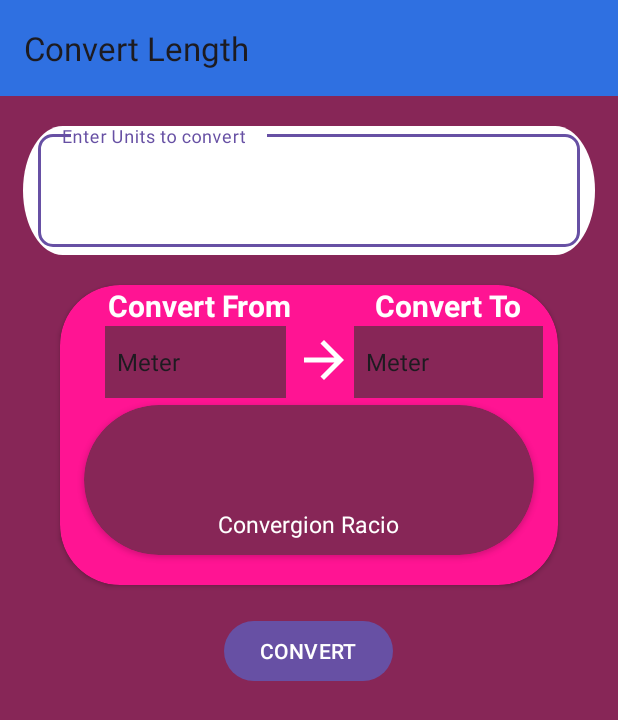
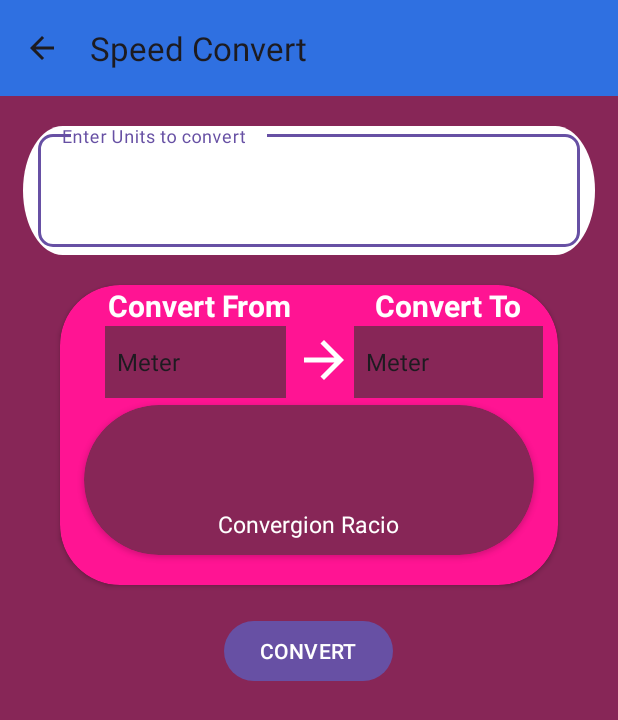
Before and after one commit to rajkishorbgp/TWSIP_Unit-Converter-Application, an Android app: the screen it shows after launch (SpeedActivity), after a tap on "Speed", on a phone screen of 412 x 824 dp. Shown: the top 720 px of the screen. Run offline under Robolectric (Android 15) with nearby library versions, the phone set to English and light mode, and no system bars.

Commit message:
update ficher for change languagr and theme

```diff
--- /dev/null
+++ b/app/src/main/java/com/rajkishorbgp/unitconverter/LanguageManager.kt
@@ -0,0 +1,27 @@
+import android.content.Context
+import android.content.SharedPreferences
+import java.util.Locale
+
+@Suppress("DEPRECATION")
+class LanguageManager(private val context: Context) {
+    private val sharedPrefs: SharedPreferences =
+        context.getSharedPreferences("LanguagePrefs", Context.MODE_PRIVATE)
+
+    private fun getSelectedLanguage(): String {
+        return sharedPrefs.getString("selectedLanguage", "en") ?: "en"
+    }
+
+    fun setSelectedLanguage(languageCode: String) {
+        sharedPrefs.edit().putString("selectedLanguage", languageCode).apply()
+    }
+
+    fun applyLanguage() {
+        val languageCode = getSelectedLanguage()
+        val locale = Locale(languageCode)
+        Locale.setDefault(locale)
+
+        val configuration = context.resources.configuration
+        configuration.setLocale(locale)
+        context.resources.updateConfiguration(configuration, context.resources.displayMetrics)
+    }
+}
--- a/app/src/main/java/com/rajkishorbgp/unitconverter/MainActivity.kt
+++ b/app/src/main/java/com/rajkishorbgp/unitconverter/MainActivity.kt
@@ -1,42 +1,61 @@
 package com.rajkishorbgp.unitconverter
 
+import LanguageManager
 import android.content.Intent
 import androidx.appcompat.app.AppCompatActivity
 import android.os.Bundle
+import android.view.Menu
+import android.view.MenuItem
 import com.rajkishorbgp.unitconverter.databinding.ActivityMainBinding
 
 class MainActivity : AppCompatActivity() {
     private lateinit var binding: ActivityMainBinding
+    private lateinit var languageManager: LanguageManager
+
     override fun onCreate(savedInstanceState: Bundle?) {
         super.onCreate(savedInstanceState)
         binding = ActivityMainBinding.inflate(layoutInflater)
         setContentView(binding.root)
 
-        binding.toolbar.title ="Unit Converter"
+        binding.toolbar.title = "Unit Converter"
         binding.toolbar.subtitle = "Home"
+        setSupportActionBar(binding.toolbar)
+        supportActionBar?.setDisplayHomeAsUpEnabled(false)
 
+        languageManager = LanguageManager(this)
 
-       binding.areaCardView.setOnClickListener{
-           val intent = Intent(this,AreaActivity::class.java)
-           startActivity(intent)
-       }
+        binding.areaCardView.setOnClickListener {
+            val intent = Intent(this, AreaActivity::class.java)
+            startActivity(intent)
+        }
 
         binding.speedCardView.setOnClickListener {
-            startActivity(Intent(this,SpeedActivity::class.java))
+            startActivity(Intent(this, SpeedActivity::class.java))
         }
         binding.lengthCardView.setOnClickListener {
-            startActivity(Intent(this,LengthActivity::class.java))
+            startActivity(Intent(this, LengthActivity::class.java))
         }
         binding.temperatureCardView.setOnClickListener {
-            startActivity(Intent(this,TemperatureActivity::class.java))
+            startActivity(Intent(this, TemperatureActivity::class.java))
         }
         binding.frequencyCardView.setOnClickListener {
-            startActivity(Intent(this,FrequencyActivity::class.java))
+            startActivity(Intent(this, FrequencyActivity::class.java))
         }
         binding.massCardView.setOnClickListener {
-            startActivity(Intent(this,MassActivity::class.java))
+            startActivity(Intent(this, MassActivity::class.java))
         }
+    }
 
+    override fun onCreateOptionsMenu(menu: Menu?): Boolean {
+        menuInflater.inflate(R.menu.option_menu, menu)
+        return super.onCreateOptionsMenu(menu)
+    }
 
+    override fun onOptionsItemSelected(item: MenuItem): Boolean {
+        if (item.itemId == R.id.setting) {
+            startActivity(Intent(this@MainActivity, SettingActivity::class.java))
+            return true
+        }
+        return super.onOptionsItemSelected(item)
     }
 }
--- a/app/src/main/java/com/rajkishorbgp/unitconverter/SpeedActivity.kt
+++ b/app/src/main/java/com/rajkishorbgp/unitconverter/SpeedActivity.kt
@@ -4,12 +4,14 @@ package com.rajkishorbgp.unitconverter
 import android.R
 import androidx.appcompat.app.AppCompatActivity
 import android.os.Bundle
+import android.view.MenuItem
 import android.view.View
 import android.widget.ArrayAdapter
 import android.widget.Toast
 import com.rajkishorbgp.unitconverter.databinding.ActivitySpeedBinding
 import java.text.DecimalFormat
 
+@Suppress("DEPRECATION")
 class SpeedActivity : AppCompatActivity() {
     private lateinit var binding: ActivitySpeedBinding
     override fun onCreate(savedInstanceState: Bundle?) {
@@ -17,8 +19,9 @@ class SpeedActivity : AppCompatActivity() {
         binding = ActivitySpeedBinding.inflate(layoutInflater)
         setContentView(binding.root)
 
-        binding.toolbar.title = "Convert Length"
-
+        binding.toolbar.title = "Speed Convert"
+        setSupportActionBar(binding.toolbar)
+        supportActionBar?.setDisplayHomeAsUpEnabled(true)
 
         val areaUnits = arrayOf(
             "Meter", "Kilometer", "Centimeter", "Micrometer",
@@ -129,4 +132,9 @@ class SpeedActivity : AppCompatActivity() {
     private fun String.showToast() {
         Toast.makeText(this@SpeedActivity, this, Toast.LENGTH_SHORT).show()
     }
+
+    override fun onOptionsItemSelected(item: MenuItem): Boolean {
+        super.onBackPressed()
+        return super.onOptionsItemSelected(item)
+    }
 }
--- a/app/src/main/java/com/rajkishorbgp/unitconverter/WelcomeActivity.kt
+++ b/app/src/main/java/com/rajkishorbgp/unitconverter/WelcomeActivity.kt
@@ -1,5 +1,5 @@
 package com.rajkishorbgp.unitconverter
-
+import com.rajkishorbgp.unitconverter.SettingActivity
 import android.content.Intent
 import androidx.appcompat.app.AppCompatActivity
 import android.os.Bundle
--- a/app/src/main/res/layout/activity_speed.xml
+++ b/app/src/main/res/layout/activity_speed.xml
@@ -61,7 +61,7 @@
             android:layout_gravity="top|center"
             android:layout_marginTop="30dp"
             android:layout_marginStart="10dp"
-            />
+            android:contentDescription="TODO" />
 
         <LinearLayout
             android:layout_width="match_parent"
@@ -171,10 +171,6 @@
         android:layout_height="wrap_content"
         android:layout_gravity="center"
         android:layout_marginTop="20dp"
-        android:text="@string/convert"
-        >
-
-    </Button>
-
+        android:text="@string/convert" />
 
 </LinearLayout>
--- /dev/null
+++ b/app/src/main/res/menu/option_menu.xml
@@ -0,0 +1,11 @@
+<?xml version="1.0" encoding="utf-8"?>
+<menu xmlns:android="http://schemas.android.com/apk/res/android"
+    xmlns:app="http://schemas.android.com/apk/res-auto">
+
+    <item
+        android:id="@+id/setting"
+        android:title="@string/settings"
+        android:icon="@drawable/baseline_settings_24"
+        app:showAsAction="always"
+        />
+</menu>
--- /dev/null
+++ b/app/src/main/res/values-night/colors.xml
@@ -0,0 +1,4 @@
+<?xml version="1.0" encoding="utf-8"?>
+<resources>
+    <color name="eggplantColor">#000000</color>
+</resources>
--- a/app/src/main/res/values/strings.xml
+++ b/app/src/main/res/values/strings.xml
@@ -13,4 +13,7 @@
     <string name="convert_to">Convert To</string>
     <string name="convergion_racio">Convergion Racio</string>
     <string name="convert">CONVERT</string>
+    <string name="settings">Setting</string>
+    <string name="change_language">Change Language</string>
+    <string name="change_theme">Change Theme</string>
 </resources>
```
Also changed, not shown: app/src/main/AndroidManifest.xml (+6 -4 lines), app/src/main/java/com/rajkishorbgp/unitconverter/FrequencyActivity.kt (+10 -1 lines), app/src/main/java/com/rajkishorbgp/unitconverter/MassActivity.kt (+10 -1 lines), app/src/main/java/com/rajkishorbgp/unitconverter/SettingActivity.kt (added, +107 -0 lines), app/src/main/java/com/rajkishorbgp/unitconverter/TemperatureActivity.kt (+10 -2 lines), app/src/main/res/layout/activity_setting.xml (added, +76 -0 lines), 3 other files.
